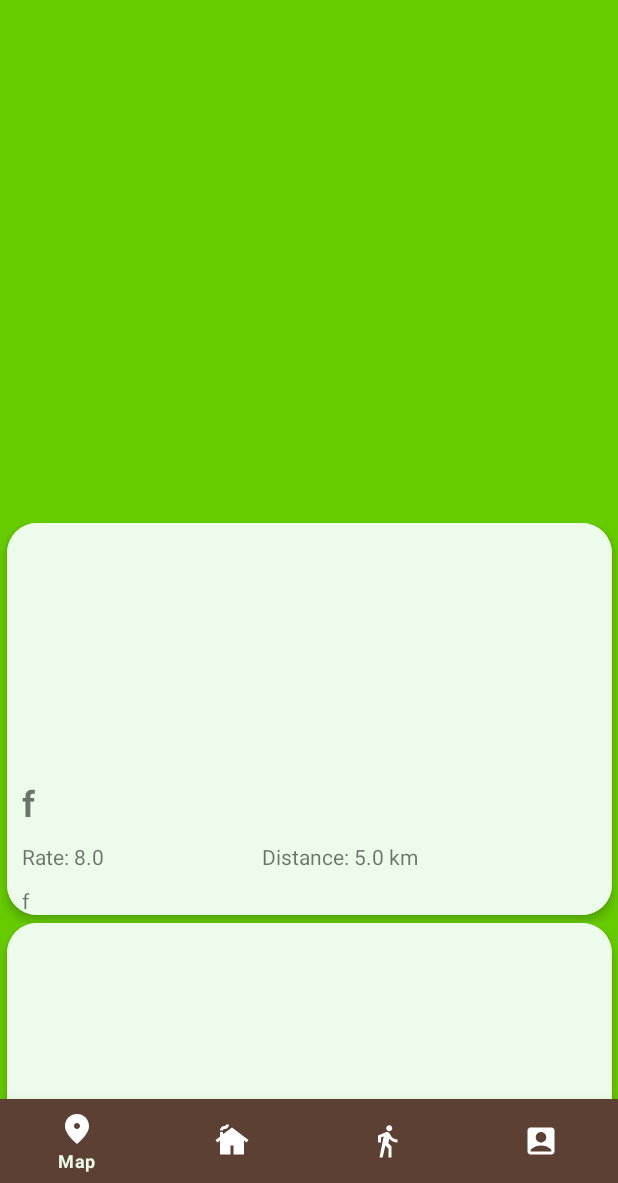
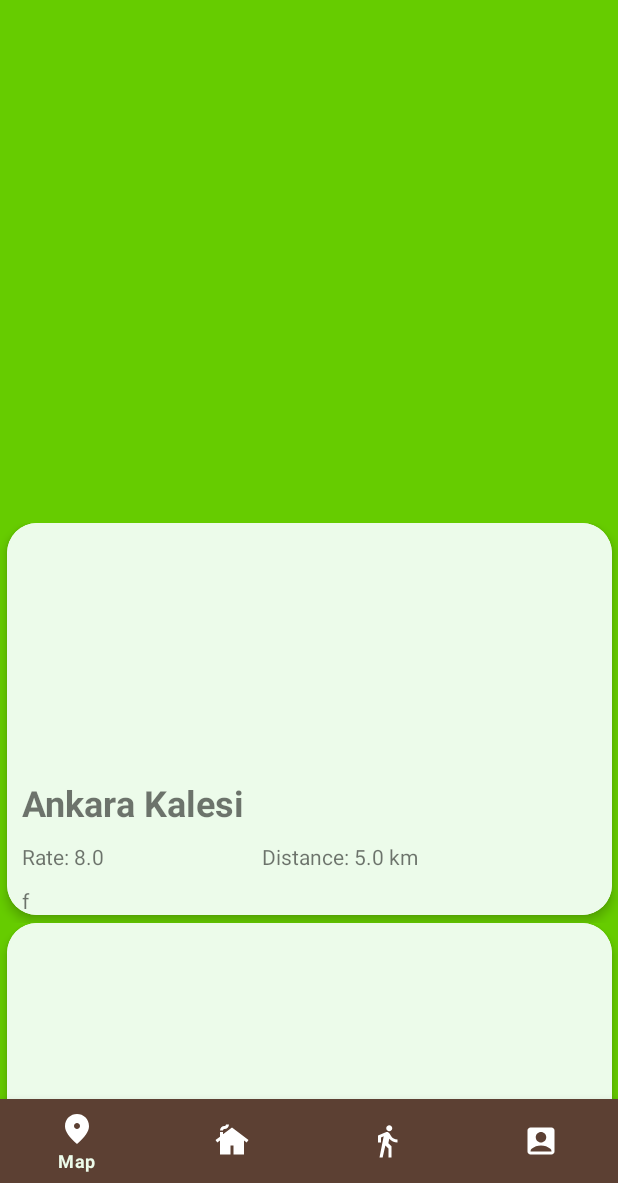
Before and after one commit to GunlukGuneslik/Final_Traveler_Kivi_UI, an Android app: the fragment MapPageFragment placed in its activity, on a phone screen of 412 x 824 dp, the part 53-1236 px from its top. Run offline under Robolectric (Android 15) with nearby library versions, the phone set to English and light mode, and no system bars.

Commit message:
Adding the Sign in activity, and some changes for places.

```diff
--- a/app/src/main/java/com/example/actualtravellerkiviprojectui/MapPageFragment.java
+++ b/app/src/main/java/com/example/actualtravellerkiviprojectui/MapPageFragment.java
@@ -113,8 +113,8 @@ public class MapPageFragment extends Fragment implements OnMapReadyCallback, Goo
      * also prevent the duplication of items
      */
     private void fillThePlaceArrayList() {
-        PlaceModel testPlace1 = new PlaceModel("f",5,8,"f", new LatLng(39.925533, 32.866287));
-        PlaceModel testPlace2 = new PlaceModel("f",5,8,"f\nk\nh", new LatLng(41.0082, 28.9784));
+        PlaceModel testPlace1 = new PlaceModel("Ankara Kalesi",5,8,"f", "Ankara", "Altındağ", new LatLng(39.925533, 32.866287));
+        PlaceModel testPlace2 = new PlaceModel("f",5,8,"f\nk\nh", "Ankara", "Çankaya", new LatLng(41.0082, 28.9784));
 
         placeModels.add(testPlace1);
         placeModels.add(testPlace2);
--- a/app/src/main/java/com/example/actualtravellerkiviprojectui/dto/PlaceModel.java
+++ b/app/src/main/java/com/example/actualtravellerkiviprojectui/dto/PlaceModel.java
@@ -9,13 +9,18 @@ public class PlaceModel {
     private double rateOfPlace;
     private double distanceInKM;
     int imageOfPlace;
+    private String cityName;
+    private String districtName;
     private LatLng location;
 
-    public PlaceModel(String placeName, double distanceInKM, double rateOfPlace, String placeInformationText, LatLng location) {
+    public PlaceModel(String placeName, double distanceInKM, double rateOfPlace, String placeInformationText,
+                      String cityName, String districtName, LatLng location) {
         this.placeName = placeName;
         this.distanceInKM = distanceInKM;
         this.rateOfPlace = rateOfPlace;
         this.placeInformationText = placeInformationText;
+        this.cityName = cityName;
+        this.districtName = districtName;
         this.location = location;
     }
 
```
Also changed, not shown: app/src/main/AndroidManifest.xml (+5 -4 lines), app/src/main/java/com/example/actualtravellerkiviprojectui/SignInActivity.java (added, +24 -0 lines), app/src/main/res/layout/activity_sign_in.xml (added, +10 -0 lines).
